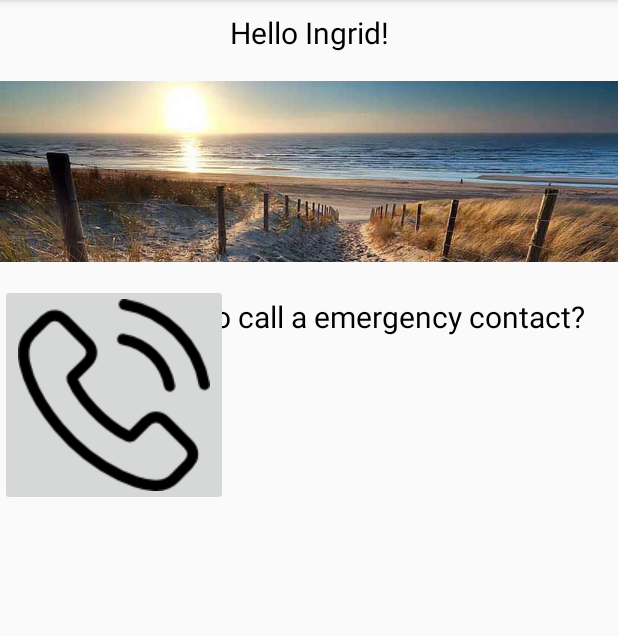
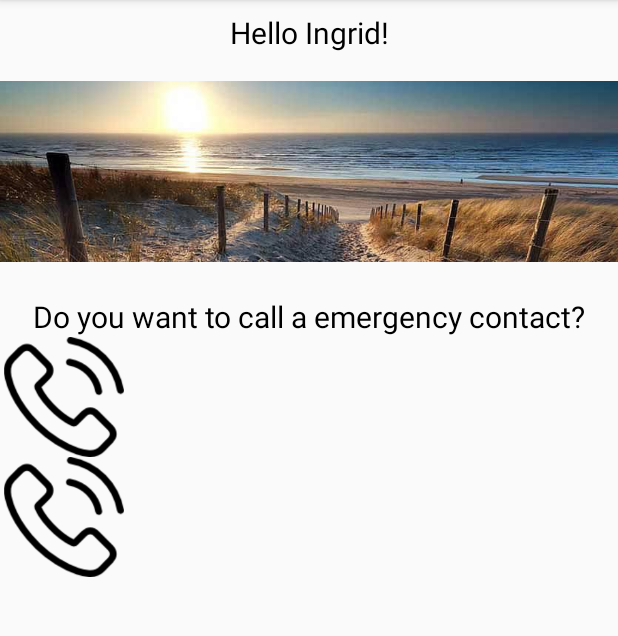
Before and after one commit to alassadi/EldHelp, an Android app: the MainActivity screen opened directly, with no data from a screen before it, on a phone screen of 412 x 824 dp, the part 84-720 px from its top. Run offline under Robolectric (Android 15) with nearby library versions, the phone set to English and light mode, and no system bars.

Commit message:
for hannah

```diff
--- a/app/src/main/java/com/company/eldhelp/MainActivity.java
+++ b/app/src/main/java/com/company/eldhelp/MainActivity.java
@@ -8,7 +8,7 @@ public class MainActivity extends AppCompatActivity{
     @Override
     protected void onCreate(Bundle savedInstanceState) {
         super.onCreate(savedInstanceState);
-        setContentView(R.layout.activity_main);
+        setContentView(R.layout.content_main);
 
 
 
--- a/app/src/main/res/layout/activity_main.xml
+++ b/app/src/main/res/layout/content_main.xml
@@ -38,17 +38,18 @@
         android:textSize="20sp"
         app:layout_constraintTop_toBottomOf="@id/sea" />
 
-    <ImageButton
-        android:layout_width="wrap_content"
-        android:layout_height="wrap_content"
+    <ImageView
         android:id="@+id/call1"
+        android:layout_width="85dp"
+        android:layout_height="80dp"
+        app:layout_goneMarginLeft="20dp"
         android:src="@drawable/phonecall"
-        app:layout_constraintTop_toBottomOf="@+id/sea"
-        />
+        app:layout_constraintTop_toBottomOf="@+id/text2" />
 
     <ImageView
-        android:layout_width="wrap_content"
-        android:layout_height="wrap_content"
+        android:layout_width="85dp"
+        android:layout_height="80dp"
+        android:src="@drawable/phonecall"
         android:id="@+id/call2"
         app:layout_constraintTop_toBottomOf="@id/call1"/>
 
```
